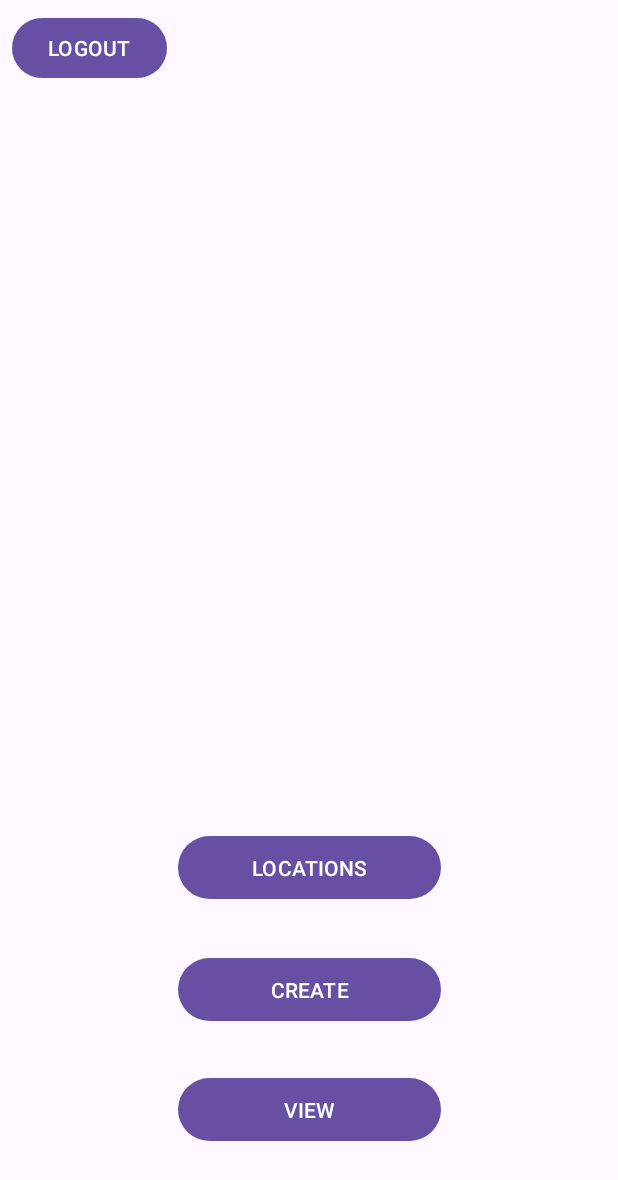
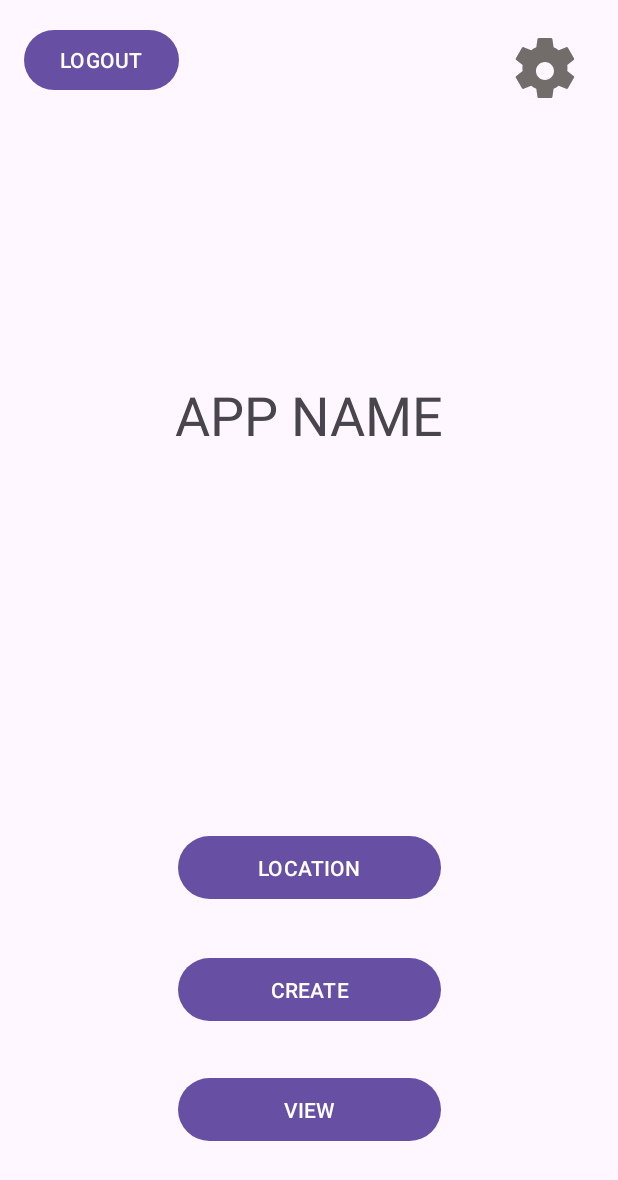
Before and after one commit to AnotherMichael8/CSE5236-Android-App, an Android app: the layout activity_home_screen.xml on its own in the app's theme, with its tools: preview values and no code run, on a phone screen of 412 x 824 dp. Shown: the top 1180 px of the screen. Run offline under Robolectric (Android 15) with nearby library versions, the phone set to English and light mode, and no system bars.

Commit message:
Updates to Home Screen Layout

```diff
--- a/app/src/main/AndroidManifest.xml
+++ b/app/src/main/AndroidManifest.xml
@@ -13,7 +13,7 @@
         android:theme="@style/Theme.CSE5236MobileApp"
         tools:targetApi="31">
         <activity
-            android:name=".MainActivity2"
+            android:name=".HomeScreenActivity"
             android:exported="false" />
         <activity
             android:name=".MainActivity"
--- a/app/src/main/java/com/example/cse5236mobileapp/MainActivity2.kt
+++ b/app/src/main/java/com/example/cse5236mobileapp/HomeScreenActivity.kt
@@ -6,11 +6,11 @@ import androidx.appcompat.app.AppCompatActivity
 import androidx.core.view.ViewCompat
 import androidx.core.view.WindowInsetsCompat
 
-class MainActivity2 : AppCompatActivity() {
+class HomeScreenActivity : AppCompatActivity() {
     override fun onCreate(savedInstanceState: Bundle?) {
         super.onCreate(savedInstanceState)
         enableEdgeToEdge()
-        setContentView(R.layout.activity_main2)
+        setContentView(R.layout.activity_main)
         ViewCompat.setOnApplyWindowInsetsListener(findViewById(R.id.main)) { v, insets ->
             val systemBars = insets.getInsets(WindowInsetsCompat.Type.systemBars())
             v.setPadding(systemBars.left, systemBars.top, systemBars.right, systemBars.bottom)
--- a/app/src/main/java/com/example/cse5236mobileapp/MainActivity.kt
+++ b/app/src/main/java/com/example/cse5236mobileapp/MainActivity.kt
@@ -10,7 +10,7 @@ class MainActivity : AppCompatActivity() {
     override fun onCreate(savedInstanceState: Bundle?) {
         super.onCreate(savedInstanceState)
         enableEdgeToEdge()
-        setContentView(R.layout.activity_main)
+        setContentView(R.layout.activity_home_screen)
         ViewCompat.setOnApplyWindowInsetsListener(findViewById(R.id.main)) { v, insets ->
             val systemBars = insets.getInsets(WindowInsetsCompat.Type.systemBars())
             v.setPadding(systemBars.left, systemBars.top, systemBars.right, systemBars.bottom)
--- a/app/src/main/res/drawable/settings_logo.xml
+++ b/app/src/main/res/drawable/settings_logo.xml
@@ -1,14 +1,9 @@
 <vector xmlns:android="http://schemas.android.com/apk/res/android"
-    android:width="24dp"
-    android:height="24dp"
+    android:width="48dp"
+    android:height="48dp"
     android:viewportWidth="24"
     android:viewportHeight="24">
     <path
-        android:fillColor="#555251"
+        android:fillColor="#726c6a"
         android:pathData="M19.42,12.98c.04,-.32.07,-.66.07,-.98s-.03,-.66-.07,-.98l2.11,-1.65c.19,-.15.24,-.42.12,-.64l-2,-3.46c-.12,-.22-.37,-.3-.6,-.22l-2.49,1c-.52,-.4-1.08,-.73-1.7,-.98l-.38,-2.65c-.03,-.25-.25,-.44-.5,-.44h-4c-.25,0-.47,.19-.5,.44l-.38,2.65c-.62,.25-1.18,.58-1.7,.98l-2.49,-1c-.23,-.09-.48,0-.6,.22l-2,3.46c-.12,.22-.07,.49.12,.64l2.11,1.65c-.04,.32-.07,.66-.07,.98s.03,.66.07,.98l-2.11,1.65c-.19,.15-.24,.42-.12,.64l2,3.46c.12,.22.37,.3.6,.22l2.49,-1c.52,.4 1.08,.73 1.7,.98l.38,2.65c.03,.25.25,.44.5,.44h4c.25,0,.47,-.19.5,-.44l.38,-2.65c.62,-.25 1.18,-.58 1.7,-.98l2.49,1c.23,.09.48,0,.6,-.22l2,-3.46c.12,-.22.07,-.49-.12,-.64l-2.11,-1.65Zm-7.43,3.02c-1.66,0-3,-1.34-3,-3s1.34,-3 3,-3 3,1.34 3,3-1.34,3-3,3Z" />
-    <circle
-        android:fillColor="#00000000"
-        android:cx="12"
-        android:cy="12"
-        android:r="3"/>
 </vector>
--- a/app/src/main/res/layout/activity_main2.xml
+++ b/app/src/main/res/layout/activity_home_screen.xml
@@ -5,13 +5,13 @@
     android:id="@+id/main"
     android:layout_width="match_parent"
     android:layout_height="match_parent"
-    tools:context=".MainActivity2">
+    tools:context=".HomeScreenActivity">
 
     <Button
         android:id="@+id/LocationsButton"
         android:layout_width="175dp"
         android:layout_height="50dp"
-        android:text="LOCATIONS"
+        android:text="@string/location_button"
         app:layout_constraintBottom_toBottomOf="parent"
         app:layout_constraintEnd_toEndOf="parent"
         app:layout_constraintStart_toStartOf="parent"
@@ -22,7 +22,7 @@
         android:id="@+id/CreateButton"
         android:layout_width="175dp"
         android:layout_height="50dp"
-        android:text="CREATE"
+        android:text="@string/create_button"
         app:layout_constraintBottom_toBottomOf="parent"
         app:layout_constraintEnd_toEndOf="parent"
         app:layout_constraintStart_toStartOf="parent"
@@ -33,7 +33,7 @@
         android:id="@+id/ViewButton"
         android:layout_width="175dp"
         android:layout_height="50dp"
-        android:text="VIEW"
+        android:text="@string/view_button"
         app:layout_constraintBottom_toBottomOf="parent"
         app:layout_constraintEnd_toEndOf="parent"
         app:layout_constraintStart_toStartOf="parent"
@@ -44,10 +44,33 @@
         android:id="@+id/LogoutButton"
         android:layout_width="wrap_content"
         android:layout_height="wrap_content"
-        android:layout_marginStart="8dp"
-        android:layout_marginTop="8dp"
-        android:text="LOGOUT"
+        android:layout_marginStart="16dp"
+        android:layout_marginTop="16dp"
+        android:text="@string/logout_button"
         app:layout_constraintStart_toStartOf="parent"
         app:layout_constraintTop_toTopOf="parent" />
 
+    <TextView
+        android:id="@+id/textView"
+        android:layout_width="218dp"
+        android:layout_height="140dp"
+        android:gravity="center"
+        android:text="@string/title"
+        android:textSize="36sp"
+        app:layout_constraintBottom_toTopOf="@+id/LocationsButton"
+        app:layout_constraintEnd_toEndOf="parent"
+        app:layout_constraintStart_toStartOf="parent"
+        app:layout_constraintTop_toTopOf="parent" />
+
+    <ImageButton
+        android:id="@+id/imageButton"
+        android:layout_width="65dp"
+        android:layout_height="58dp"
+        android:layout_marginTop="16dp"
+        android:layout_marginEnd="16dp"
+        android:background="@null"
+        app:layout_constraintEnd_toEndOf="parent"
+        app:layout_constraintTop_toTopOf="parent"
+        app:srcCompat="@drawable/settings_logo" />
+
 </androidx.constraintlayout.widget.ConstraintLayout>
--- a/app/src/main/res/values/strings.xml
+++ b/app/src/main/res/values/strings.xml
@@ -1,3 +1,8 @@
 <resources>
     <string name="app_name">CSE5236 Mobile App</string>
+    <string name="title">APP NAME</string>
+    <string name="location_button">LOCATION</string>
+    <string name="view_button">VIEW</string>
+    <string name="create_button">CREATE</string>
+    <string name="logout_button">LOGOUT</string>
 </resources>
```
